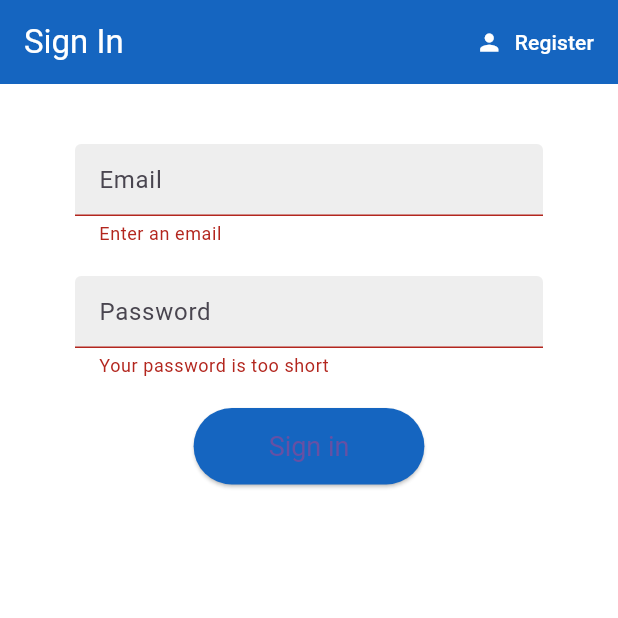
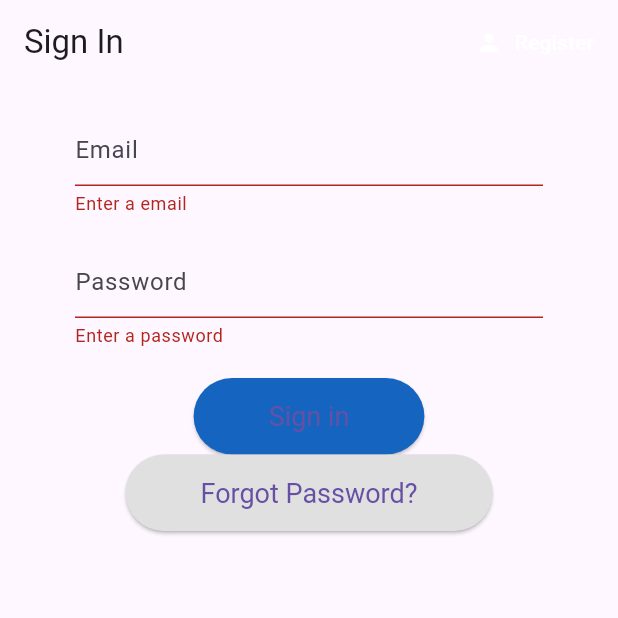
Before and after one commit to Thangtran1100/NIH-CSUPERB, a Flutter app: the screen it shows after launch, after a tap on "Sign in", on a phone screen of 412 x 824 dp, the top half of it. Run offline on Flutter 3.47's test engine with Material 3 defaults, Android fonts, the phone set to English and light mode, and no system bars; our stand-ins replace firebase_auth, firebase_core, firebase_database, geolocator; missing offline and left inert: bcrypt, flutter_sensors; accounts and stored records are empty.

Commit message:
uploaded working auth sdk. Using the sdk_demo

```diff
--- a/sdk_demo/lib/main.dart
+++ b/sdk_demo/lib/main.dart
@@ -13,10 +13,10 @@ void main() async {
   Platform.isAndroid
       ? await Firebase.initializeApp(
           options: const FirebaseOptions(
-              apiKey: 'AIzaSyB030cIvoZdX6pmBI8kSStqQhgY-aUiS84',
-              appId: '1:983823372361:android:18c74fd14c5f13e8326f98',
-              messagingSenderId: '983823372361',
-              projectId: 'backend-login-8b331'))
+              apiKey: 'AIzaSyAk9910ZhjWPYEzRZbfqiy7brmhVjN0_QU',
+              appId: '1:1087866779795:android:8f81bce241d4c66a05b566',
+              messagingSenderId: '1087866779795',
+              projectId: 'telematics-sample-cd2af'))
       : await Firebase.initializeApp();
   runApp(const MyApp());
 
--- a/sdk_demo/lib/screens/authenticate/authenticate.dart
+++ b/sdk_demo/lib/screens/authenticate/authenticate.dart
@@ -21,7 +21,7 @@ class _AuthenticateState extends State<Authenticate> {
     if (showSignIn) {
       return SignIn(toggleView: toggleView);
     } else {
-      return Register(toggleView: toggleView);
+      return RegistrationForm(toggleView: toggleView);
     }
   }
 }
--- a/sdk_demo/lib/screens/authenticate/sign_in.dart
+++ b/sdk_demo/lib/screens/authenticate/sign_in.dart
@@ -1,83 +1,114 @@
+import 'package:firebase_auth/firebase_auth.dart';
 import 'package:flutter/material.dart';
-import 'package:sdk_demo/services/auth.dart';
+import 'package:sdk_demo/models/user.dart';
+import 'package:sdk_demo/screens/home/home.dart';
+import 'package:sdk_demo/services/UnifiedAuthService.dart'; // Ensure this points to your updated AuthService
 
 class SignIn extends StatefulWidget {
   final Function toggleView;
 
-  const SignIn({super.key, required this.toggleView});
+  const SignIn({Key? key, required this.toggleView}) : super(key: key);
 
   @override
   State<SignIn> createState() => _SignInState();
 }
 
 class _SignInState extends State<SignIn> {
-  final AuthService _auth = AuthService();
+  final UnifiedAuthService _auth = UnifiedAuthService();
   final _formKey = GlobalKey<FormState>();
 
-  String email = '';
+  String email = ''; // Changed email to email
   String password = '';
   String error = '';
+  bool isLoading = false;
+
+  void _signIn() async {
+    if (_formKey.currentState!.validate()) {
+      try {
+        setState(() => isLoading = true);
+        AppUser? user = await _auth.signInWithEmailAndPassword(email, password); // Changed to use signInWithUsernameAndPassword
+
+        if (!mounted) return;
+
+        if (user != null) {
+          String? deviceToken = await _auth.getDeviceTokenForUser(user.uid);
+
+          if (!mounted) return;
+
+          if (deviceToken != null) {
+            await _auth.login(deviceToken);
+
+            if (!mounted) return;
+
+            Navigator.of(context).pushReplacement(MaterialPageRoute(builder: (context) => Home()));
+
+            // Stop loading
+            setState(() => isLoading = false);
+          } else {
+            throw Exception('Device token could not be retrieved.');
+          }
+        } else {
+          throw Exception('Failed to sign in. Please check your email and password.');
+        }
+      } catch (e) {
+        setState(() {
+          error = e.toString();
+          isLoading = false;
+        });
+      }
+    }
+  }
+
+  // Function to handle password reset
+  void _resetPassword() async {
+    if (email.isNotEmpty) {
+      try {
+        await _auth.resetPassword(email);
+        // Display a success message or navigate to a confirmation screen
+        print('Password reset email sent to $email');
+      } catch (e) {
+        print('Failed to reset password: $e');
+        // Handle the error appropriately, such as displaying an error message
+      }
+    } else {
+      setState(() {
+        error = 'Please enter your email to reset the password.';
+      });
+    }
+  }
 
   @override
   Widget build(BuildContext context) {
     return Scaffold(
-      backgroundColor: Colors.white,
       appBar: AppBar(
-        backgroundColor: Colors.blue[800],
-        elevation: 0.0,
-        title: const Text('Sign In', style: TextStyle(color: Colors.white)),
+        title: const Text('Sign In'),
         actions: <Widget>[
           TextButton.icon(
             icon: const Icon(Icons.person, color: Colors.white),
             label: const Text('Register', style: TextStyle(color: Colors.white)),
-            onPressed: () async {
-              widget.toggleView();
-            },
-          )
+            onPressed: () => widget.toggleView(),
+          ),
         ],
       ),
-      body: Container(
+      body: isLoading
+          ? const Center(child: CircularProgressIndicator())
+          : Container(
               padding: const EdgeInsets.symmetric(vertical: 20.0, horizontal: 50.0),
               child: Form(
                 key: _formKey,
                 child: Column(
                   children: <Widget>[
-              const SizedBox(height: 20.0),
                     TextFormField(
-                decoration: InputDecoration(
-                  hintText: 'Email',
-                  fillColor: Colors.grey[200],
-                  filled: true,
-                  enabledBorder: const OutlineInputBorder(
-                    borderSide: BorderSide(color: Colors.white, width: 2.0),
-                  ),
-                  focusedBorder: OutlineInputBorder(
-                    borderSide: BorderSide(color: Colors.blue[800]!, width: 2.0),
-                  ),
-                ),
-                validator: (val) => val?.isEmpty ?? true ? 'Enter an email' : null,
-                onChanged: (val) {
-                  setState(() => email = val);
-                },
+                      decoration: const InputDecoration(hintText: 'Email'),
+                      validator: (val) => val!.isEmpty ? 'Enter a email' : null,
+                      onChanged: (val) => setState(() => email = val),
                     ),
                     const SizedBox(height: 20.0),
                     TextFormField(
                       obscureText: true,
-                decoration: InputDecoration(
-                  hintText: 'Password',
-                  fillColor: Colors.grey[200],
-                  filled: true,
-                  enabledBorder: const OutlineInputBorder(
-                    borderSide: BorderSide(color: Colors.white, width: 2.0),
-                  ),
-                  focusedBorder: OutlineInputBorder(
-                    borderSide: BorderSide(color: Colors.blue[800]!, width: 2.0),
-                  ),
-                ),
-                validator: (val) => val != null && val.length < 6 ? 'Your password is too short' : null,
-                onChanged: (val) {
-                  setState(() => password = val);
-                },
+                      decoration: const InputDecoration(hintText: 'Password'),
+                      validator: (val) => val!.isEmpty ? 'Enter a password' : null,
+                      onChanged: (val) => setState(() => password = val),
                     ),
                     const SizedBox(height: 20.0),
                     ElevatedButton(
@@ -87,14 +118,16 @@ class _SignInState extends State<SignIn> {
                         textStyle: const TextStyle(fontSize: 18),
                       ),
                       child: const Text('Sign in'),
-                onPressed: () async {
-                  if (_formKey.currentState?.validate() ?? false) {
-                    dynamic result = await _auth.signInWithEmailAndPassword(email, password);
-                    if (result == null) {
-                      setState(() => error = 'Could not sign in with provided credentials');
-                    }
-                  }
-                },
+                      onPressed: _signIn,
+                    ),
+                    ElevatedButton( // Added a new button for password reset
+                      style: ElevatedButton.styleFrom(
+                        backgroundColor: Colors.grey[300], // Change color as needed
+                        padding: const EdgeInsets.symmetric(horizontal: 50, vertical: 15),
+                        textStyle: const TextStyle(fontSize: 18),
+                      ),
+                      child: const Text('Forgot Password?'),
+                      onPressed: _resetPassword,
                     ),
                     const SizedBox(height: 12.0),
                     Text(
--- a/sdk_demo/pubspec.yaml
+++ b/sdk_demo/pubspec.yaml
@@ -43,6 +43,7 @@ dependencies:
   telematics_sdk:
     path: package/telematics_sdk
   firebase_database: ^10.4.0
+  bcrypt: ^1.1.3
 
 dev_dependencies:
   flutter_test:
```
Also changed, not shown: sdk_demo/lib/screens/authenticate/register.dart (+60 -65 lines), sdk_demo/lib/screens/home/home.dart (+1 -7 lines), sdk_demo/lib/services/UnifiedAuthService.dart (+99 -4 lines), sdk_demo/pubspec.lock, 1 other file. Lines whose indentation alone changed are shown as unchanged.
